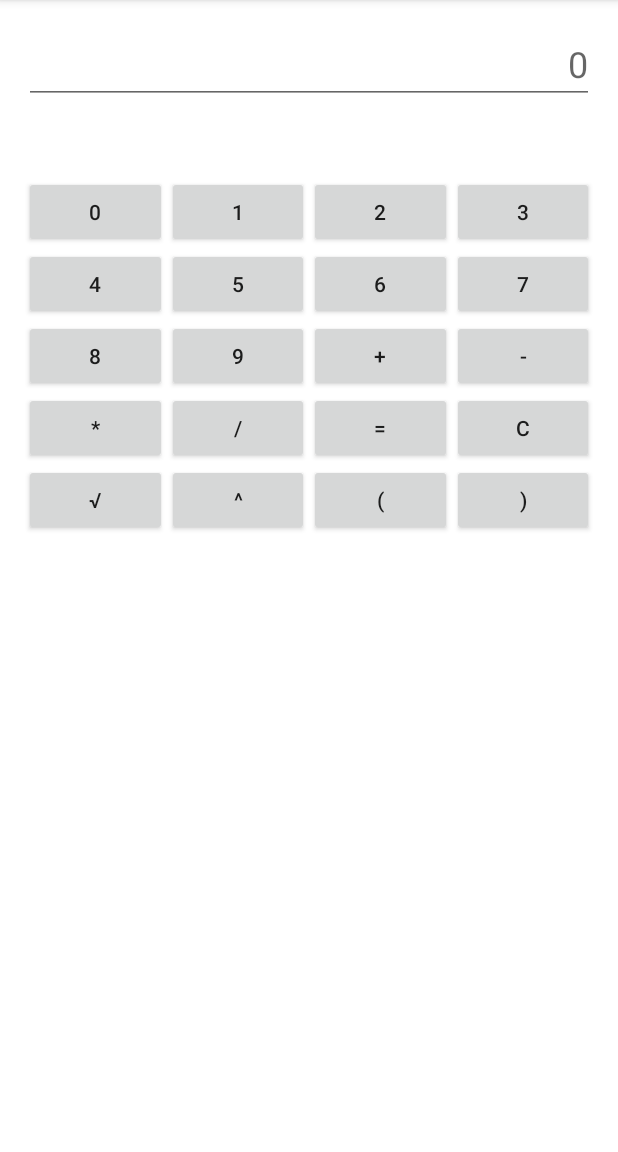
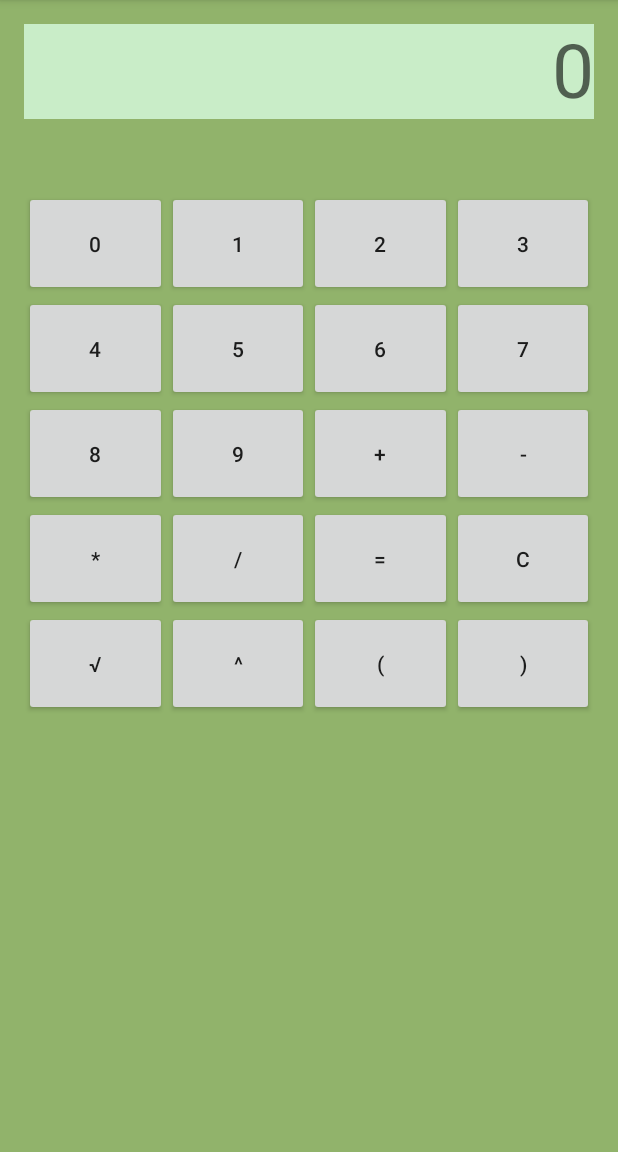
Before and after one commit to DufreyM/Laboratorio3-CC3087, an Android app built with Jetpack Compose: the screen it shows after launch (MainActivity), on a phone screen of 412 x 824 dp, the part 84-1236 px from its top. Run offline under Robolectric (Android 15) with nearby library versions, the phone set to English and light mode, and no system bars.

Commit message:
Diseño de botones

```diff
--- a/app/src/main/res/layout/activity_main.xml
+++ b/app/src/main/res/layout/activity_main.xml
@@ -2,194 +2,202 @@
     xmlns:tools="http://schemas.android.com/tools"
     android:layout_width="match_parent"
     android:layout_height="match_parent"
+    android:background="#91B36B"
     tools:context=".MainActivity">
 
     <EditText
         android:id="@+id/display"
-        android:layout_width="match_parent"
-        android:layout_height="wrap_content"
-        android:layout_margin="16dp"
+        android:layout_width="595dp"
+        android:layout_height="63dp"
+        android:layout_marginStart="16dp"
+        android:layout_marginLeft="16dp"
+        android:layout_marginTop="16dp"
+        android:layout_marginEnd="16dp"
+        android:layout_marginRight="16dp"
+        android:layout_marginBottom="16dp"
+        android:background="#EECDF2CF"
+        android:clickable="false"
+        android:contentDescription="Área de visualización, muestra el texto actual"
+        android:cursorVisible="true"
+        android:focusable="false"
+        android:gravity="end"
+        android:hint="0"
+        android:importantForAccessibility="yes"
         android:inputType="none"
-        android:gravity="end"
-        android:textSize="24sp"
-        android:focusable="false"
-        android:cursorVisible="false"
-        android:hint="0"
-        android:contentDescription="Área de visualización, muestra el texto actual"
-        android:importantForAccessibility="yes"
-        android:clickable="false"/>
+        android:textSize="50sp" />
 
 
     <GridLayout
         android:id="@+id/gridLayout"
         android:layout_width="match_parent"
-        android:layout_height="wrap_content"
+        android:layout_height="432dp"
         android:layout_below="@id/display"
         android:layout_marginTop="16dp"
+        android:columnCount="4"
         android:padding="16dp"
-        android:rowCount="5"
-        android:columnCount="4">
+        android:rowCount="5">
 
         <!-- Botones numéricos -->
         <Button
             android:id="@+id/button0"
             android:layout_width="0dp"
-            android:layout_height="wrap_content"
+            android:layout_height="70dp"
             android:layout_columnWeight="1"
-            android:text="0"
-            android:contentDescription="Botón 0" />
+            android:contentDescription="Botón 0"
+            android:text="0" />
 
         <Button
             android:id="@+id/button1"
             android:layout_width="0dp"
-            android:layout_height="wrap_content"
+            android:layout_height="70dp"
             android:layout_columnWeight="1"
-            android:text="1"
-            android:contentDescription="Botón 1" />
+            android:contentDescription="Botón 1"
+            android:text="1" />
 
         <Button
             android:id="@+id/button2"
             android:layout_width="0dp"
-            android:layout_height="wrap_content"
+            android:layout_height="70dp"
             android:layout_columnWeight="1"
-            android:text="2"
-            android:contentDescription="Botón 2" />
+            android:contentDescription="Botón 2"
+            android:text="2" />
 
         <Button
             android:id="@+id/button3"
             android:layout_width="0dp"
-            android:layout_height="wrap_content"
+            android:layout_height="70dp"
             android:layout_columnWeight="1"
-            android:text="3"
-            android:contentDescription="Botón 3" />
+            android:contentDescription="Botón 3"
+            android:text="3" />
 
         <Button
             android:id="@+id/button4"
             android:layout_width="0dp"
-            android:layout_height="wrap_content"
+            android:layout_height="70dp"
             android:layout_columnWeight="1"
-            android:text="4"
-            android:contentDescription="Botón 4" />
+            android:contentDescription="Botón 4"
+            android:text="4" />
 
         <Button
             android:id="@+id/button5"
             android:layout_width="0dp"
-            android:layout_height="wrap_content"
+            android:layout_height="70dp"
             android:layout_columnWeight="1"
-            android:text="5"
-            android:contentDescription="Botón 5" />
+            android:contentDescription="Botón 5"
+            android:text="5" />
 
         <Button
             android:id="@+id/button6"
             android:layout_width="0dp"
-            android:layout_height="wrap_content"
+            android:layout_height="70dp"
             android:layout_columnWeight="1"
-            android:text="6"
-            android:contentDescription="Botón 6" />
+            android:contentDescription="Botón 6"
+            android:text="6" />
 
         <Button
             android:id="@+id/button7"
             android:layout_width="0dp"
-            android:layout_height="wrap_content"
+            android:layout_height="70dp"
             android:layout_columnWeight="1"
-            android:text="7"
-            android:contentDescription="Botón 7" />
+            android:contentDescription="Botón 7"
+            android:text="7" />
 
         <Button
             android:id="@+id/button8"
             android:layout_width="0dp"
-            android:layout_height="wrap_content"
+            android:layout_height="70dp"
             android:layout_columnWeight="1"
-            android:text="8"
-            android:contentDescription="Botón 8" />
+            android:contentDescription="Botón 8"
+            android:text="8" />
 
         <Button
             android:id="@+id/button9"
             android:layout_width="0dp"
-            android:layout_height="wrap_content"
+            android:layout_height="70dp"
             android:layout_columnWeight="1"
-            android:text="9"
-            android:contentDescription="Botón 9" />
+            android:contentDescription="Botón 9"
+            android:text="9" />
 
         <!-- Botones de operación -->
         <Button
             android:id="@+id/buttonAdd"
             android:layout_width="0dp"
-            android:layout_height="wrap_content"
+            android:layout_height="70dp"
             android:layout_columnWeight="1"
-            android:text="+"
-            android:contentDescription="Botón sumar" />
+            android:contentDescription="Botón sumar"
+            android:text="+" />
 
         <Button
             android:id="@+id/buttonSubtract"
             android:layout_width="0dp"
-            android:layout_height="wrap_content"
+            android:layout_height="70dp"
             android:layout_columnWeight="1"
-            android:text="-"
-            android:contentDescription="Botón restar" />
+            android:contentDescription="Botón restar"
+            android:text="-" />
 
         <Button
             android:id="@+id/buttonMultiply"
             android:layout_width="0dp"
-            android:layout_height="wrap_content"
+            android:layout_height="70dp"
             android:layout_columnWeight="1"
-            android:text="*"
-            android:contentDescription="Botón multiplicar" />
+            android:contentDescription="Botón multiplicar"
+            android:text="*" />
 
         <Button
             android:id="@+id/buttonDivide"
             android:layout_width="0dp"
-            android:layout_height="wrap_content"
+            android:layout_height="70dp"
             android:layout_columnWeight="1"
-            android:text="/"
-            android:contentDescription="Botón dividir" />
+            android:contentDescription="Botón dividir"
+            android:text="/" />
 
         <Button
             android:id="@+id/buttonEquals"
             android:layout_width="0dp"
-            android:layout_height="wrap_content"
+            android:layout_height="70dp"
             android:layout_columnWeight="1"
-            android:text="="
-            android:contentDescription="Botón igual" />
+            android:contentDescription="Botón igual"
+            android:text="=" />
 
         <Button
             android:id="@+id/buttonClear"
             android:layout_width="0dp"
-            android:layout_height="wrap_content"
+            android:layout_height="70dp"
             android:layout_columnWeight="1"
-            android:text="C"
-            android:contentDescription="Botón borrar" />
+            android:contentDescription="Botón borrar"
+            android:text="C" />
 
         <Button
             android:id="@+id/buttonSqrt"
             android:layout_width="0dp"
-            android:layout_height="wrap_content"
+            android:layout_height="70dp"
             android:layout_columnWeight="1"
-            android:text="√"
-            android:contentDescription="Botón raíz cuadrada" />
+            android:contentDescription="Botón raíz cuadrada"
+            android:text="√" />
 
         <Button
             android:id="@+id/buttonPower"
             android:layout_width="0dp"
-            android:layout_height="wrap_content"
+            android:layout_height="70dp"
             android:layout_columnWeight="1"
-            android:text="^"
-            android:contentDescription="Botón potencia" />
+            android:contentDescription="Botón potencia"
+            android:text="^" />
 
         <Button
             android:id="@+id/OpenParenthesis"
             android:layout_width="0dp"
-            android:layout_height="wrap_content"
+            android:layout_height="70dp"
             android:layout_columnWeight="1"
-            android:text="("
-            android:contentDescription="Botón potencia"/>
+            android:contentDescription="Botón potencia"
+            android:text="(" />
+
         <Button
             android:id="@+id/CloseParenthesis"
             android:layout_width="0dp"
-            android:layout_height="wrap_content"
+            android:layout_height="70dp"
             android:layout_columnWeight="1"
-            android:text=")"
-            android:contentDescription="Botón potencia"/>
+            android:contentDescription="Botón potencia"
+            android:text=")" />
 
     </GridLayout>
 </RelativeLayout>
```
